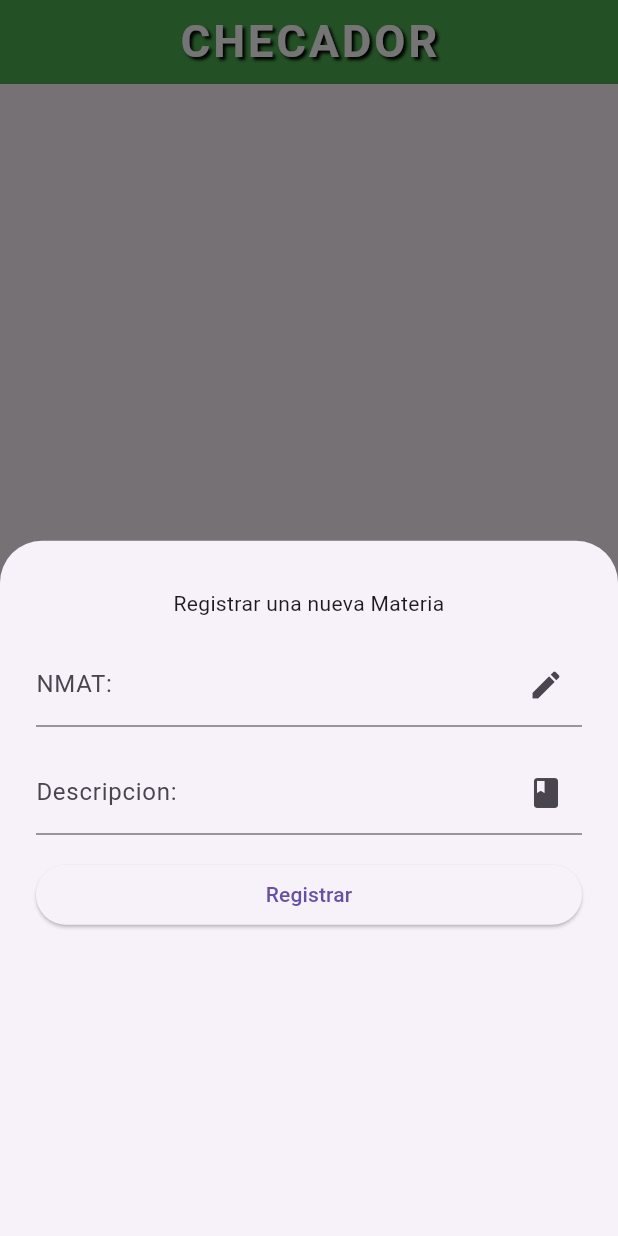
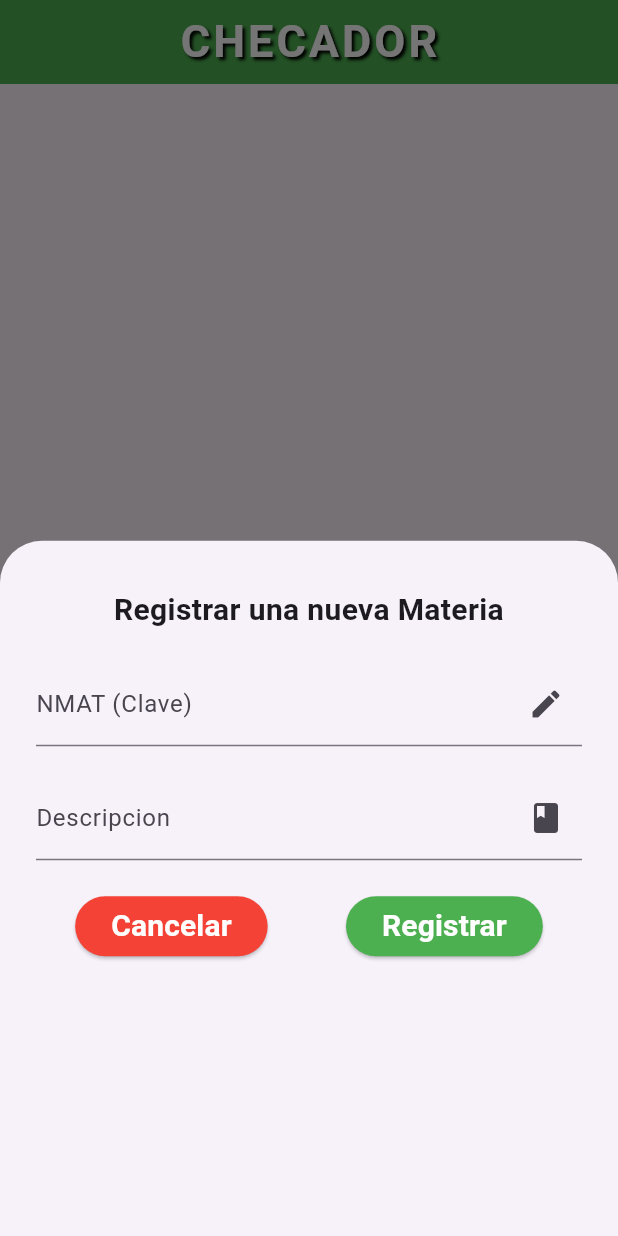
Before and after one commit to JOAGOC/dam_u3_practica1_checador_asistencia, a Flutter app: the screen it shows after launch, after a tap on the "menu book" icon, on a phone screen of 412 x 824 dp. Run offline on Flutter 3.47's test engine with Material 3 defaults, Android fonts, the phone set to English and light mode, and no system bars; our stand-ins replace sqflite; missing offline and left inert: flutter_date_pickers; accounts and stored records are empty; Roboto replaces fonts that are missing (Montserrat).

Commit message:
Revisión - [] Retocar el diseño - [-] Unificar la interfaz Angel - [] GUI Para consulta de asistencias por maestro   - [] Consulta - [] GUI para materias que imparte un maestro   - [] Consulta - [] GUI para Filtrar horarios por Edificio   - [] Consulta
Base
- [X] Hacer el menú de navegación
- [X] Adaptar el Floating Action Button a los distintos menus.
- [X] Hacer el dart de la base de datos (Corregido)
- [X] Hacer los manejadores de datos de cada entidad
- [X] Hacer la GUI de los CRUD de materia - Detalles Retocados
- [X] Programar los CRUDS de materia
- [X] Hacer la GUI de los CRUD de profesor
- [X] Programar los CRUDS de profesor
- [X] Hacer la GUI de los CRUD de Horario
  - [X] Consultar detalles del horario
  - [X] Modificar horario
- [X] Programar los CRUDS de Horario
  - [X] Revisar los CRUDS de Horario
- [X] Hacer la GUI de los CRUD de Asistencia
- [X] Programar los CRUDS de Asistencia

```diff
--- a/lib/GUI/GUIMateria.dart
+++ b/lib/GUI/GUIMateria.dart
@@ -7,8 +7,9 @@ class GUIMateria {
   static final nmat = TextEditingController();
   static final descripcion = TextEditingController();
 
-  static void formularioRegistrar(MyAppState app, bool registrar, [Materia? m]) {
-    if (m!=null){
+  static void formularioRegistrar(MyAppState app, bool registrar,
+      [Materia? m]) {
+    if (m != null) {
       nmat.text = m.nmat;
       descripcion.text = m.descripcion;
     }
@@ -24,25 +25,39 @@ class GUIMateria {
           padding: EdgeInsets.all(16),
           children: [
             Text('${registrar ? "Registrar una nueva" : "Actualizar"} Materia',
-                textAlign: TextAlign.center),
-            SizedBox(height: 16,),
+                textAlign: TextAlign.center,
+                style: TextStyle(
+                  fontSize: 20,
+                  fontWeight: FontWeight.bold,
+                )),
+            espacioEntreCampos(),
             TextField(
               controller: nmat,
               decoration: InputDecoration(
-                  labelText: 'NMAT:', suffixIcon: Icon(Icons.mode)),
+                  labelText: 'NMAT (Clave)', suffixIcon: Icon(Icons.mode)),
             ),
-            SizedBox(
-              height: 16,
-            ),
+            espacioEntreCampos(),
             TextField(
               controller: descripcion,
               decoration: InputDecoration(
-                  labelText: 'Descripcion:', suffixIcon: Icon(Icons.book)),
+                  labelText: 'Descripcion', suffixIcon: Icon(Icons.book)),
             ),
-            SizedBox(
-              height: 16,
+            espacioEntreCampos(),
+            Row(
+              mainAxisAlignment: MainAxisAlignment.spaceAround,
+              children: [
+                ElevatedButton(
+                  onPressed: () {
+                    Navigator.pop(context);
+                  },
+                  style: estiloCancelarFormulario(),
+                  child: Text(
+                    "Cancelar",
+                    style: estiloBotonFormulario(),
+                  ),
                 ),
                 ElevatedButton(
+                    style: estiloBotonAceptarFormulario(),
                     onPressed: () {
                       finalizar() {
                         Navigator.pop(context);
@@ -65,53 +80,101 @@ class GUIMateria {
                               app.mensaje('Materia actualizada con exito');
                             });
                     },
-                child: Text(registrar ? 'Registrar' : 'Actualizar'))
+                    child: Text(
+                      registrar ? 'Registrar' : 'Actualizar',
+                      style: estiloBotonFormulario(),
+                    )),
+              ],
+            )
           ],
         ),
       ),
     );
   }
 
+  static SizedBox espacioEntreCampos() {
+    return SizedBox(
+      height: 20,
+    );
+  }
+
+  static ButtonStyle estiloBotonAceptarFormulario() {
+    return ElevatedButton.styleFrom(
+      backgroundColor: Colors.green,
+      foregroundColor: Colors.white,
+      shape: RoundedRectangleBorder(
+        borderRadius: BorderRadius.circular(30),
+      ),
+    );
+  }
+
+  static TextStyle estiloBotonFormulario() {
+    return TextStyle(
+      fontSize: 20,
+      fontWeight: FontWeight.bold,
+    );
+  }
+
   static Widget listaMaterias(MyAppState app) {
     var materias = app.materias;
-    if (materias.length>0)
+    if (materias.length > 0)
       return ListView.builder(
         itemCount: materias.length,
-      itemBuilder: (context, index) =>
-          ListTile(
+        itemBuilder: (context, index) => ListTile(
           leading: CircleAvatar(child: Text(materias[index].nmat)),
           title: Text(materias[index].descripcion),
-            trailing:
-            Row(
+          trailing: Row(
             mainAxisSize: MainAxisSize.min,
             children: [
-                IconButton(icon: Icon(Icons.mode), onPressed: () {
+              IconButton(
+                  icon: Icon(Icons.mode),
+                  onPressed: () {
                     formularioRegistrar(app, false, materias[index]);
                   }),
-                IconButton(onPressed: () {
-                  borrar(app,materias[index]);
-                }, icon: Icon(Icons.delete))
+              IconButton(
+                  onPressed: () {
+                    borrar(app, materias[index]);
+                  },
+                  icon: Icon(Icons.delete))
             ],
           ),
         ),
       );
     else
-      return Center(child: Text('No hay materias registradas',style: TextStyle(color: Colors.black54)),);
+      return Center(
+        child: Text('No hay materias registradas',
+            style: TextStyle(color: Colors.black54)),
+      );
   }
 
   static void borrar(MyAppState app, Materia materia) {
-    showDialog(context: app.context, builder: (context) => AlertDialog(
+    showDialog(
+      context: app.context,
+      builder: (context) => AlertDialog(
         title: Text("Eliminar"),
         content: Text("Deseas eliminar la materia?"),
         actions: [
-        TextButton(onPressed: (){
+          TextButton(
+              onPressed: () {
                 DBMateria.eliminar(materia.nmat).then((value) {
                   Navigator.pop(app.context);
                   app.consultarMaterias();
                   app.mensaje("Materia eliminada con exito");
                 });
-        }, child: Text('Si'))
+              },
+              child: Text('Si'))
         ],
-    ),);
+      ),
+    );
+  }
+
+  static estiloCancelarFormulario() {
+    return ElevatedButton.styleFrom(
+      backgroundColor: Colors.red,
+      foregroundColor: Colors.white,
+      shape: RoundedRectangleBorder(
+        borderRadius: BorderRadius.circular(30),
+      ),
+    );
   }
 }
```
Also changed, not shown: lib/GUI/GUIProfesor.dart (+22 -24 lines). Lines whose indentation alone changed are shown as unchanged.
